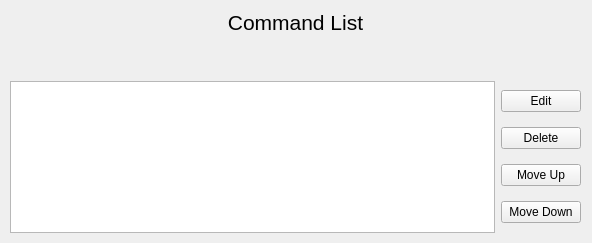
Old version of the form GUI in progress/commandviewer.ui in the repository dongbu/painterRHIT.
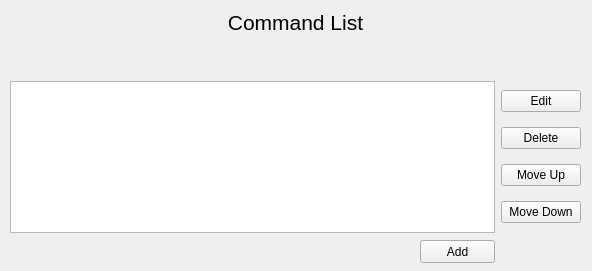
New version of the form.

```diff
--- a/GUI in progress/commandviewer.ui
+++ b/GUI in progress/commandviewer.ui
@@ -7,7 +7,7 @@
     <x>0</x>
     <y>0</y>
     <width>592</width>
-    <height>243</height>
+    <height>271</height>
    </rect>
   </property>
   <property name="windowTitle">
@@ -77,6 +77,19 @@
     </item>
    </layout>
   </widget>
+  <widget class="QPushButton" name="pushButton">
+   <property name="geometry">
+    <rect>
+     <x>420</x>
+     <y>240</y>
+     <width>75</width>
+     <height>23</height>
+    </rect>
+   </property>
+   <property name="text">
+    <string>Add</string>
+   </property>
+  </widget>
  </widget>
  <resources/>
  <connections/>
```
